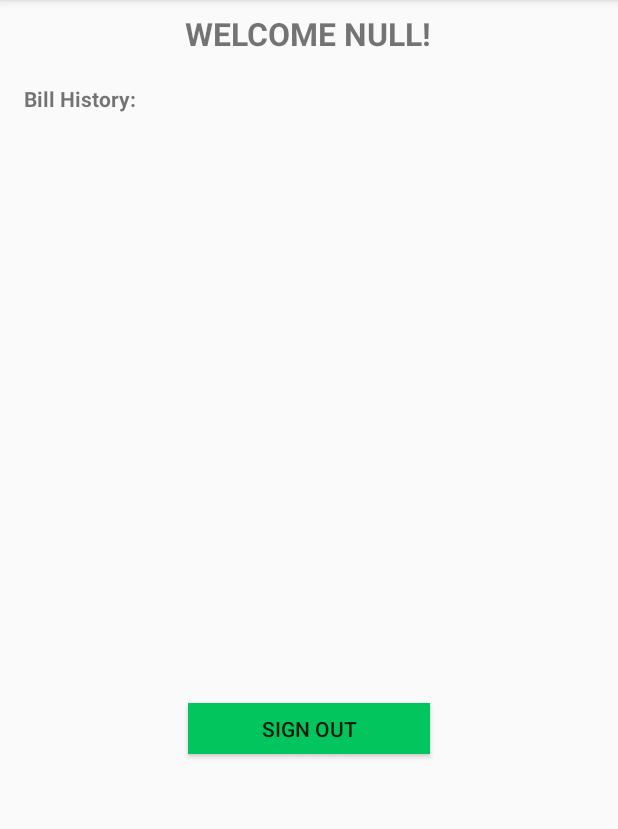
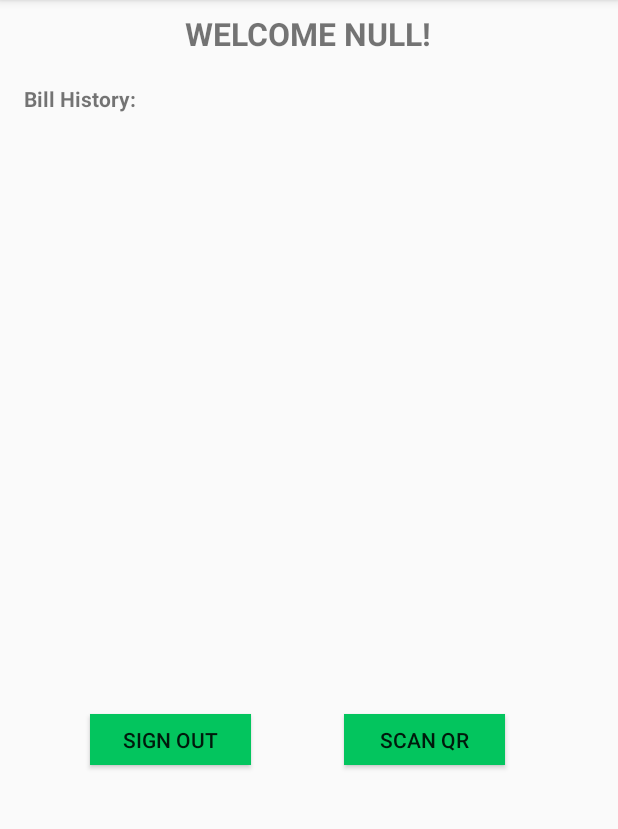
Before and after one commit to mbarbier9/EZServe, an Android app: the screen it shows after launch once a user with an empty profile is signed in (CustomerMainActivity), on a phone screen of 412 x 824 dp, the part 84-913 px from its top. Run offline under Robolectric (Android 15) with nearby library versions, the phone set to English and light mode, and no system bars; our stand-ins replace Firebase (no records; nobody signed in at launch, a user with empty details on screens opened directly).

Commit message:
Added table connection for bill and payment feature

```diff
--- a/app/build.gradle
+++ b/app/build.gradle
@@ -21,6 +21,8 @@ android {
 dependencies {
     implementation fileTree(dir: 'libs', include: ['*.jar'])
     implementation 'com.android.support:appcompat-v7:28.0.0'
+    implementation 'com.android.support:design:28.0.0'
+
     implementation 'com.android.support.constraint:constraint-layout:1.1.3'
 
     implementation 'com.google.firebase:firebase-messaging:17.3.2'
--- a/app/src/main/AndroidManifest.xml
+++ b/app/src/main/AndroidManifest.xml
@@ -11,7 +11,8 @@
         android:roundIcon="@mipmap/ic_launcher_round"
         android:supportsRtl="true"
         android:theme="@style/AppTheme">
-        <activity android:name=".EmployeeMainActivity"></activity>
+        <activity android:name=".TableMain"></activity>
+        <activity android:name=".EmployeeMainActivity" />
         <activity android:name=".CustomerMainActivity" />
         <activity android:name=".signUp" />
         <activity android:name=".EmployeeSignIn" />
--- a/app/src/main/java/com/example/ezserve/CustomerMainActivity.java
+++ b/app/src/main/java/com/example/ezserve/CustomerMainActivity.java
@@ -3,6 +3,7 @@ package com.example.ezserve;
 import android.content.Intent;
 import android.provider.ContactsContract;
 import android.support.annotation.NonNull;
+import android.support.design.widget.TabLayout;
 import android.support.v7.app.AppCompatActivity;
 import android.os.Bundle;
 import android.view.View;
@@ -14,7 +15,9 @@ import android.widget.Button;
 import android.widget.EditText;
 import android.widget.ListView;
 import android.widget.TextView;
+import android.widget.Toast;
 
+import com.google.common.collect.Table;
 import com.google.firebase.auth.FirebaseAuth;
 import com.google.firebase.auth.FirebaseUser;
 import com.google.firebase.database.DataSnapshot;
@@ -33,14 +36,14 @@ import java.util.Map;
 public class CustomerMainActivity extends AppCompatActivity implements View.OnClickListener {
 
     private FirebaseAuth firebaseAuth;
-    private Button signOut;
+    private Button signOut, scanQR;
     private TextView welcomeText;
-    private DatabaseReference ref, billRef;
+    private DatabaseReference ref, billRef, tableRef;
     private FirebaseDatabase firebaseDatabase;
     private String userId;
     private userCustomer userCustomer;
     private ArrayList<String> billList;
-    private ArrayAdapter<String> adapterR, adapterD, adapterT;
+    private ArrayAdapter<String> adapterR;
     BillHistory billHistory;
 
     @Override
@@ -51,9 +54,10 @@ public class CustomerMainActivity extends AppCompatActivity implements View.OnCl
         firebaseAuth = firebaseAuth.getInstance();
         userId = firebaseAuth.getCurrentUser().getUid();
         ref = firebaseDatabase.getInstance().getReference("Users").child(userId);
+        tableRef = firebaseDatabase.getInstance().getReference("Connection");
         billRef = firebaseDatabase.getInstance().getReference("Users").child(userId).child("Bills");
+
         userCustomer = new userCustomer();
-
 
         //Get status of user and send to main activity if user is signed out
         FirebaseUser user = firebaseAuth.getCurrentUser();
@@ -65,17 +69,16 @@ public class CustomerMainActivity extends AppCompatActivity implements View.OnCl
         signOut = (Button) findViewById(R.id.signOutCustomer);
         signOut.setOnClickListener(this);
 
+        scanQR = (Button) findViewById(R.id.connectToTable);
+        scanQR.setOnClickListener(this);
+
         welcomeTextView();
         billListView();
-
-
-
     }
 
     public void welcomeTextView(){
         //Get First Name and welcome the user
         welcomeText = (TextView) findViewById(R.id.welcomeCustomer);
-        String first;
         ref.addValueEventListener(new ValueEventListener() {
             @Override
             public void onDataChange(@NonNull DataSnapshot dataSnapshot) {
@@ -106,7 +109,6 @@ public class CustomerMainActivity extends AppCompatActivity implements View.OnCl
                             billHistory.getDate() + "\nTotal: $ " + billHistory.getTotal());
                 }
                 customerList.setAdapter(adapterR);
-
             }
 
             @Override
@@ -114,7 +116,28 @@ public class CustomerMainActivity extends AppCompatActivity implements View.OnCl
 
             }
         });
+    }
 
+    public void scanCode(){
+        tableRef.addValueEventListener(new ValueEventListener() {
+            @Override
+            public void onDataChange(@NonNull DataSnapshot dataSnapshot) {
+                String x = "42019";
+                if (dataSnapshot.hasChild(x)){
+                    tableRef.child(x).child("Connected Users").child(userId).setValue(true);
+                    return;
+                }
+                else{
+                    Toast.makeText(CustomerMainActivity.this, "Error connecting...", Toast.LENGTH_SHORT).show();
+                    return;
+                }
+            }
+
+            @Override
+            public void onCancelled(@NonNull DatabaseError databaseError) {
+
+            }
+        });
     }
 
     @Override
@@ -124,5 +147,9 @@ public class CustomerMainActivity extends AppCompatActivity implements View.OnCl
             finish();
             startActivity(new Intent(this, MainActivity.class));
         }
+        if(view == scanQR){
+            scanCode();
+            startActivity(new Intent(CustomerMainActivity.this, TableMain.class));
+        }
     }
 }
--- a/app/src/main/res/layout/activity_customer_main.xml
+++ b/app/src/main/res/layout/activity_customer_main.xml
@@ -9,14 +9,27 @@
 
     <Button
         android:id="@+id/signOutCustomer"
-        android:layout_width="161dp"
+        android:layout_width="107dp"
         android:layout_height="34dp"
-        android:layout_marginTop="432dp"
+        android:layout_marginTop="476dp"
         android:background="#03c55e"
         android:text="Sign Out"
         app:layout_constraintEnd_toEndOf="parent"
+        app:layout_constraintHorizontal_bias="0.197"
         app:layout_constraintStart_toStartOf="parent"
-        app:layout_constraintTop_toBottomOf="@+id/welcomeCustomer" />
+        app:layout_constraintTop_toTopOf="parent" />
+
+    <Button
+        android:id="@+id/connectToTable"
+        android:layout_width="107dp"
+        android:layout_height="34dp"
+        android:layout_marginTop="476dp"
+        android:background="#03c55e"
+        android:text="Scan QR"
+        app:layout_constraintEnd_toEndOf="parent"
+        app:layout_constraintHorizontal_bias="0.753"
+        app:layout_constraintStart_toStartOf="parent"
+        app:layout_constraintTop_toTopOf="parent" />
 
     <TextView
         android:id="@+id/welcomeCustomer"
```
Also changed, not shown: app/src/main/java/com/example/ezserve/TableMain.java (added, +58 -0 lines), app/src/main/res/layout/activity_table_main.xml (added, +22 -0 lines).
